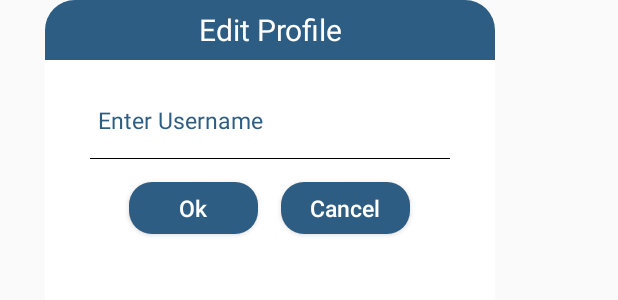
After one commit to Gowdham88/SportsImageSharingApp_Android, an Android app: the layout edit_alert.xml on its own in the app's theme, with its tools: preview values and no code run, on a phone screen of 412 x 824 dp. The commit adds this screen. Shown: the top 300 px of the screen. Run offline under Robolectric (Android 15) with nearby library versions, the phone set to English and light mode, and no system bars.

Commit message:
edittext alert completed

```diff
--- /dev/null
+++ b/app/src/main/res/drawable/edit_corners.xml
@@ -0,0 +1,8 @@
+<?xml version="1.0" encoding="utf-8"?>
+<shape xmlns:android="http://schemas.android.com/apk/res/android">
+    <solid
+        android:color="@color/style_color_primary"/>
+    <corners
+        android:topLeftRadius="20dp"
+        android:topRightRadius="20dp"/>
+</shape>
--- /dev/null
+++ b/app/src/main/res/drawable/editalert_bagnd.xml
@@ -0,0 +1,7 @@
+<?xml version="1.0" encoding="utf-8"?>
+<shape xmlns:android="http://schemas.android.com/apk/res/android">
+    <solid
+        android:color="@android:color/white"/>
+    <corners
+        android:radius="20dp" />
+</shape>
--- /dev/null
+++ b/app/src/main/res/layout/edit_alert.xml
@@ -0,0 +1,88 @@
+<?xml version="1.0" encoding="utf-8"?>
+<LinearLayout
+    xmlns:android="http://schemas.android.com/apk/res/android"
+    android:orientation="vertical"
+    android:layout_width="300dp"
+    android:background="@drawable/editalert_bagnd"
+    android:layout_height="match_parent"
+    android:layout_marginLeft="30dp"
+    android:layout_marginRight="30dp">
+
+    <!--<ImageView-->
+    <!--android:layout_gravity="center_horizontal"-->
+    <!--android:layout_width="120dp"-->
+    <!--android:layout_height="80dp"-->
+    <!--android:src="@drawable/notification"-->
+    <!--android:contentDescription="@string/app_name" />-->
+
+    <TextView
+        android:layout_width="match_parent"
+        android:layout_height="40dp"
+        android:text="Edit Profile"
+        android:textSize="20dp"
+        android:textColor="#ffffff"
+        android:background="@drawable/edit_corners"
+        android:layout_gravity="center"
+        android:gravity="center"/>
+    <EditText
+        android:id="@+id/profile_edt"
+        style="@style/FontAvenirBook"
+        android:layout_width="match_parent"
+        android:layout_height="50dp"
+        android:background="@null"
+        android:paddingLeft="5dp"
+        android:hint="Enter Username"
+        android:imeOptions="actionNext"
+        android:inputType="textEmailAddress"
+        android:singleLine="true"
+        android:textColor="@color/style_color_primary"
+        android:textColorHint="@color/style_color_primary"
+        android:layout_marginRight="30dp"
+        android:layout_marginLeft="30dp"
+        android:layout_marginTop="15dp"
+        android:textCursorDrawable="@drawable/color_cursor"
+        android:textSize="15dp" />
+    <View
+        android:layout_width="match_parent"
+        android:layout_height="0.5dp"
+        android:layout_marginRight="30dp"
+        android:layout_marginLeft="30dp"
+        android:background="#000000"/>
+<LinearLayout
+    android:layout_width="match_parent"
+    android:layout_height="45dp"
+    android:orientation="horizontal"
+    android:layout_gravity="center"
+    android:gravity="center"
+    android:layout_marginRight="30dp"
+    android:layout_marginLeft="30dp"
+    android:layout_marginTop="10dp"
+    android:layout_marginBottom="15dp">
+
+    <Button
+        android:text="Ok"
+        android:id="@+id/ok_button"
+        style="@style/ok_button"
+        android:gravity="center"
+        android:layout_gravity="center"
+        android:layout_width="86dp"
+        android:textSize="15dp"
+        android:layout_marginTop="5dp"
+        android:layout_height="wrap_content"
+        android:layout_marginBottom="5dp"
+        />
+    <Button
+        android:text="Cancel"
+        android:id="@+id/cancel_button"
+        style="@style/ok_button"
+        android:gravity="center"
+        android:layout_marginTop="5dp"
+        android:layout_gravity="center"
+        android:layout_marginLeft="15dp"
+        android:layout_width="86dp"
+        android:textSize="15dp"
+        android:layout_height="wrap_content"
+        android:layout_marginBottom="5dp"
+        />
+</LinearLayout>
+</LinearLayout>
```
Also changed, not shown: app/src/main/java/czsm/github/froger/instamaterial/ui/activity/UserProfileActivity.java (+297 -194 lines), app/src/main/java/czsm/github/froger/instamaterial/ui/adapter/UserAdapter.java (added, +108 -0 lines), app/src/main/res/layout/activity_login_screen.xml (+15 -15 lines), app/src/main/res/layout/grid_content.xml (added, +14 -0 lines), app/src/main/java/czsm/github/froger/instamaterial/ui/activity/SignupScreenActivity.java (line endings or trailing spaces).
